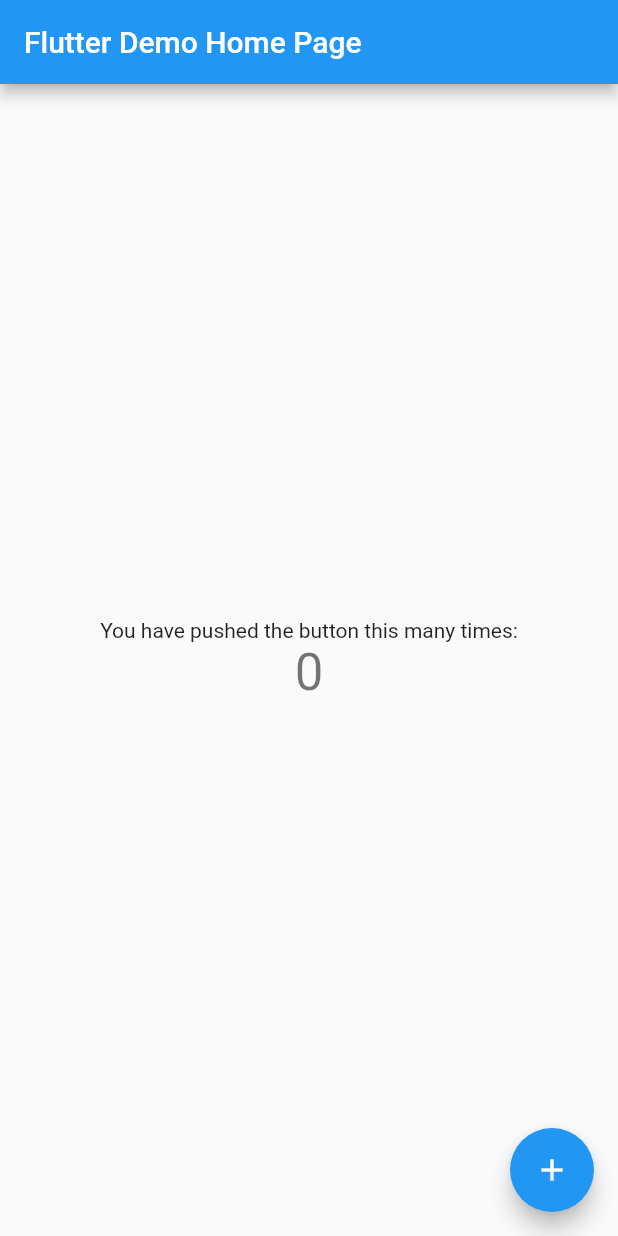
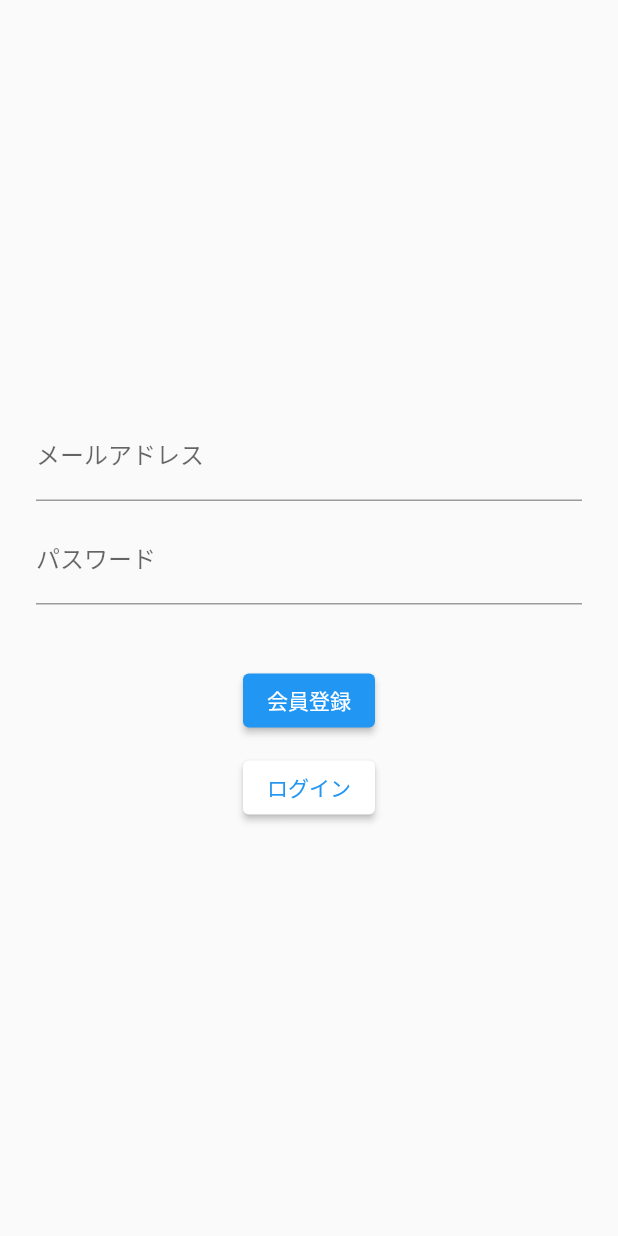
Before and after one commit to k-y-1202/todo_test, a Flutter app: the screen it shows after launch, on a phone screen of 412 x 824 dp. Run offline on Flutter 3.47's test engine with Material 2 defaults, Android fonts, the phone set to English and light mode, and no system bars; our stand-ins replace firebase_core; accounts and stored records are empty.

Commit message:
ログイン画面のUI作成

```diff
--- a/lib/main.dart
+++ b/lib/main.dart
@@ -1,121 +1,28 @@
 import 'package:firebase_core/firebase_core.dart';
 import 'package:flutter/material.dart';
 import 'package:todo_test/firebase_options.dart';
+import 'package:todo_test/views/auth/auth_page.dart';
 
 void main() async {
   WidgetsFlutterBinding.ensureInitialized();
   await Firebase.initializeApp(
     options: DefaultFirebaseOptions.currentPlatform,
   );
-  runApp(MyApp());
+  runApp(const MyApp());
 }
 
 class MyApp extends StatelessWidget {
   const MyApp({super.key});
 
-  // This widget is the root of your application.
   @override
   Widget build(BuildContext context) {
     return MaterialApp(
       title: 'Flutter Demo',
       theme: ThemeData(
-        // This is the theme of your application.
-        //
-        // Try running your application with "flutter run". You'll see the
-        // application has a blue toolbar. Then, without quitting the app, try
-        // changing the primarySwatch below to Colors.green and then invoke
-        // "hot reload" (press "r" in the console where you ran "flutter run",
-        // or simply save your changes to "hot reload" in a Flutter IDE).
-        // Notice that the counter didn't reset back to zero; the application
-        // is not restarted.
         primarySwatch: Colors.blue,
       ),
-      home: const MyHomePage(title: 'Flutter Demo Home Page'),
+      debugShowCheckedModeBanner: false,
+      home: const AuthPage(),
     );
   }
 }
-
-class MyHomePage extends StatefulWidget {
-  const MyHomePage({super.key, required this.title});
-
-  // This widget is the home page of your application. It is stateful, meaning
-  // that it has a State object (defined below) that contains fields that affect
-  // how it looks.
-
-  // This class is the configuration for the state. It holds the values (in this
-  // case the title) provided by the parent (in this case the App widget) and
-  // used by the build method of the State. Fields in a Widget subclass are
-  // always marked "final".
-
-  final String title;
-
-  @override
-  State<MyHomePage> createState() => _MyHomePageState();
-}
-
-class _MyHomePageState extends State<MyHomePage> {
-  int _counter = 0;
-
-  void _incrementCounter() {
-    setState(() {
-      // This call to setState tells the Flutter framework that something has
-      // changed in this State, which causes it to rerun the build method below
-      // so that the display can reflect the updated values. If we changed
-      // _counter without calling setState(), then the build method would not be
-      // called again, and so nothing would appear to happen.
-      _counter++;
-    });
-  }
-
-  @override
-  Widget build(BuildContext context) {
-    // This method is rerun every time setState is called, for instance as done
-    // by the _incrementCounter method above.
-    //
-    // The Flutter framework has been optimized to make rerunning build methods
-    // fast, so that you can just rebuild anything that needs updating rather
-    // than having to individually change instances of widgets.
-    return Scaffold(
-      appBar: AppBar(
-        // Here we take the value from the MyHomePage object that was created by
-        // the App.build method, and use it to set our appbar title.
-        title: Text(widget.title),
-      ),
-      body: Center(
-        // Center is a layout widget. It takes a single child and positions it
-        // in the middle of the parent.
-        child: Column(
-          // Column is also a layout widget. It takes a list of children and
-          // arranges them vertically. By default, it sizes itself to fit its
-          // children horizontally, and tries to be as tall as its parent.
-          //
-          // Invoke "debug painting" (press "p" in the console, choose the
-          // "Toggle Debug Paint" action from the Flutter Inspector in Android
-          // Studio, or the "Toggle Debug Paint" command in Visual Studio Code)
-          // to see the wireframe for each widget.
-          //
-          // Column has various properties to control how it sizes itself and
-          // how it positions its children. Here we use mainAxisAlignment to
-          // center the children vertically; the main axis here is the vertical
-          // axis because Columns are vertical (the cross axis would be
-          // horizontal).
-          mainAxisAlignment: MainAxisAlignment.center,
-          children: <Widget>[
-            const Text(
-              'You have pushed the button this many times:',
-            ),
-            Text(
-              '$_counter',
-              style: Theme.of(context).textTheme.headlineMedium,
-            ),
-          ],
-        ),
-      ),
-      floatingActionButton: FloatingActionButton(
-        onPressed: _incrementCounter,
-        tooltip: 'Increment',
-        child: const Icon(Icons.add),
-      ), // This trailing comma makes auto-formatting nicer for build methods.
-    );
-  }
-}
--- /dev/null
+++ b/lib/views/auth/auth_page.dart
@@ -0,0 +1,62 @@
+import 'package:flutter/material.dart';
+
+import 'package:todo_test/views/auth/components/auth_text_form_field.dart';
+
+class AuthPage extends StatelessWidget {
+  const AuthPage({super.key});
+
+  @override
+  Widget build(BuildContext context) {
+    final GlobalKey<FormState> _formKey = GlobalKey<FormState>();
+    final TextEditingController emailController = TextEditingController();
+    final TextEditingController passController = TextEditingController();
+    return Scaffold(
+      body: Form(
+        key: _formKey,
+        child: Padding(
+          padding: const EdgeInsets.symmetric(horizontal: 24.0),
+          child: Column(
+            mainAxisAlignment: MainAxisAlignment.center,
+            children: [
+              AuthTextFormField(
+                controller: emailController,
+                label: 'メールアドレス',
+              ),
+              const SizedBox(height: 10),
+              AuthTextFormField(
+                controller: passController,
+                label: 'パスワード',
+              ),
+              const SizedBox(height: 40),
+              ElevatedButton(
+                onPressed: () {
+                  if (_formKey.currentState!.validate()) {
+                    //成功
+                  } else {
+                    //失敗
+                  }
+                },
+                child: const Text('会員登録'),
+              ),
+              const SizedBox(height: 10),
+              ElevatedButton(
+                onPressed: () {
+                  if (_formKey.currentState!.validate()) {
+                    //成功
+                  } else {
+                    //失敗
+                  }
+                },
+                style: ElevatedButton.styleFrom(backgroundColor: Colors.white),
+                child: const Text(
+                  'ログイン',
+                  style: TextStyle(color: Colors.blue),
+                ),
+              ),
+            ],
+          ),
+        ),
+      ),
+    );
+  }
+}
--- /dev/null
+++ b/lib/views/auth/components/auth_text_form_field.dart
@@ -0,0 +1,27 @@
+import 'package:flutter/material.dart';
+
+class AuthTextFormField extends StatelessWidget {
+  const AuthTextFormField({
+    super.key,
+    required this.controller,
+    required this.label,
+  });
+  final String label;
+  final TextEditingController controller;
+
+  @override
+  Widget build(BuildContext context) {
+    return TextFormField(
+      validator: (value) {
+        if (value == null || value == '') {
+          return '未入力ですよ';
+        }
+        return null;
+      },
+      decoration: InputDecoration(
+        label: Text(label),
+      ),
+      controller: controller,
+    );
+  }
+}
```
